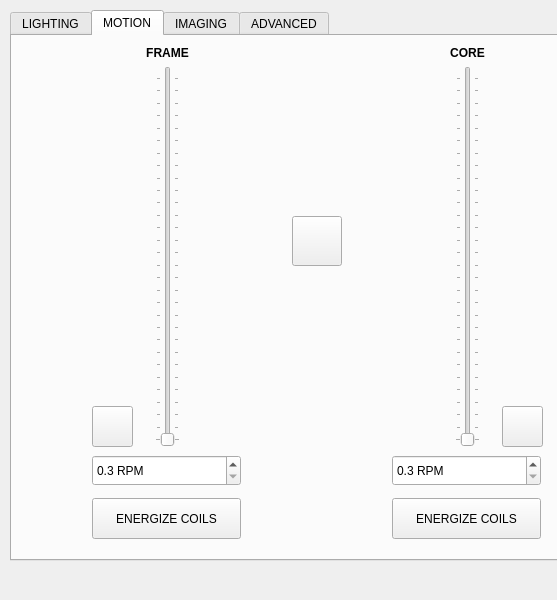
This is _ui/Clinostat.ui in CoSE-Jerry/3D-Clinostat as Qt 5 draws it before an edit; both pictures show x 0 to 557 and y 0 to 600 of the 1024 by 600 pixel window. The edited form follows.
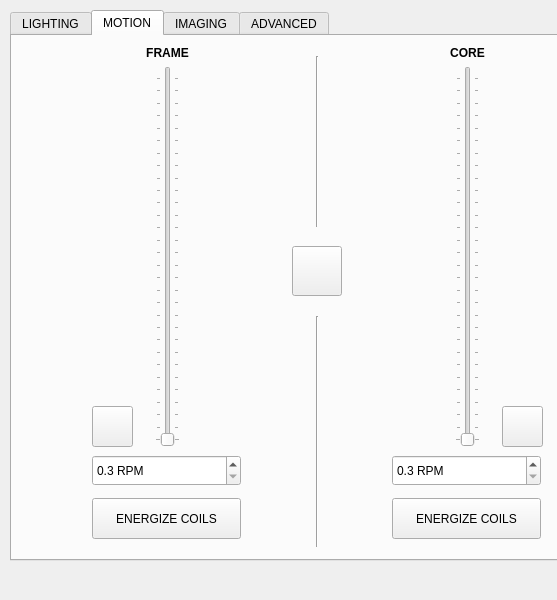
This is the edited form. The open tabs and pages were chosen to show the change. Icons and pictures are not drawn.

What changed in the file:
```diff
--- a/_ui/Clinostat.ui
+++ b/_ui/Clinostat.ui
@@ -482,7 +482,7 @@
       <property name="geometry">
        <rect>
         <x>280</x>
-        <y>180</y>
+        <y>210</y>
         <width>50</width>
         <height>50</height>
        </rect>
@@ -685,6 +685,32 @@
        <string>ENERGIZE COILS</string>
       </property>
      </widget>
+     <widget class="Line" name="line">
+      <property name="geometry">
+       <rect>
+        <x>280</x>
+        <y>280</y>
+        <width>51</width>
+        <height>231</height>
+       </rect>
+      </property>
+      <property name="orientation">
+       <enum>Qt::Vertical</enum>
+      </property>
+     </widget>
+     <widget class="Line" name="line_2">
+      <property name="geometry">
+       <rect>
+        <x>280</x>
+        <y>20</y>
+        <width>51</width>
+        <height>171</height>
+       </rect>
+      </property>
+      <property name="orientation">
+       <enum>Qt::Vertical</enum>
+      </property>
+     </widget>
     </widget>
     <widget class="QWidget" name="Imaging_tab">
      <attribute name="title">
```
Left out of the diff: 2 changed lines with no effect on the pictures.
